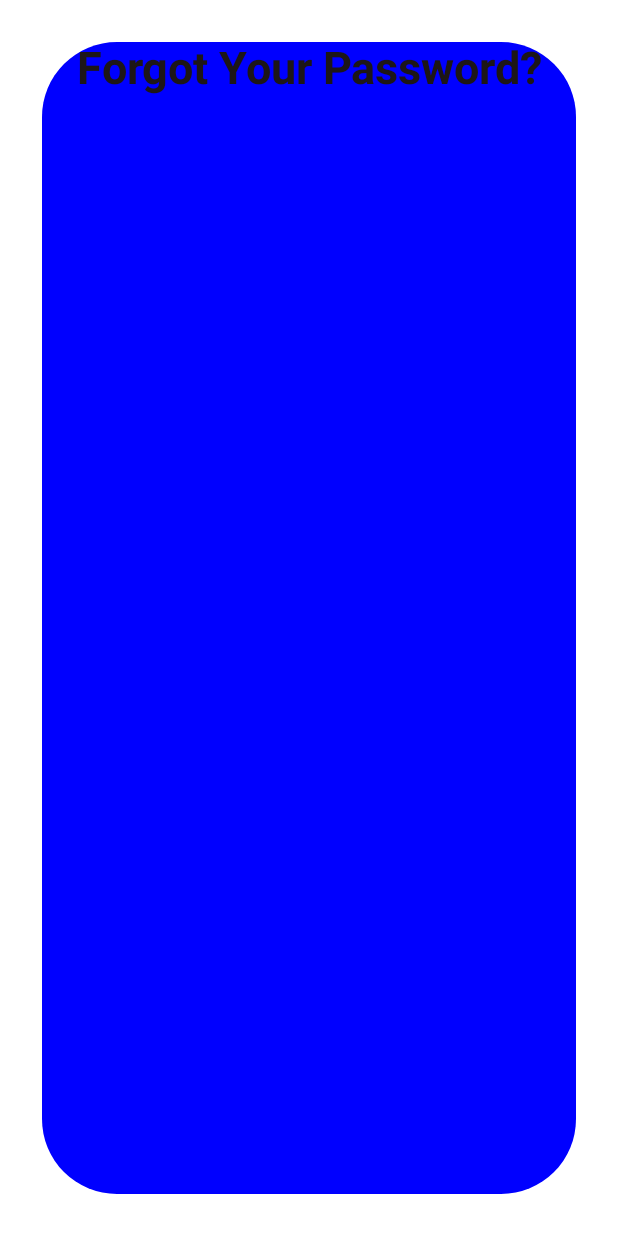
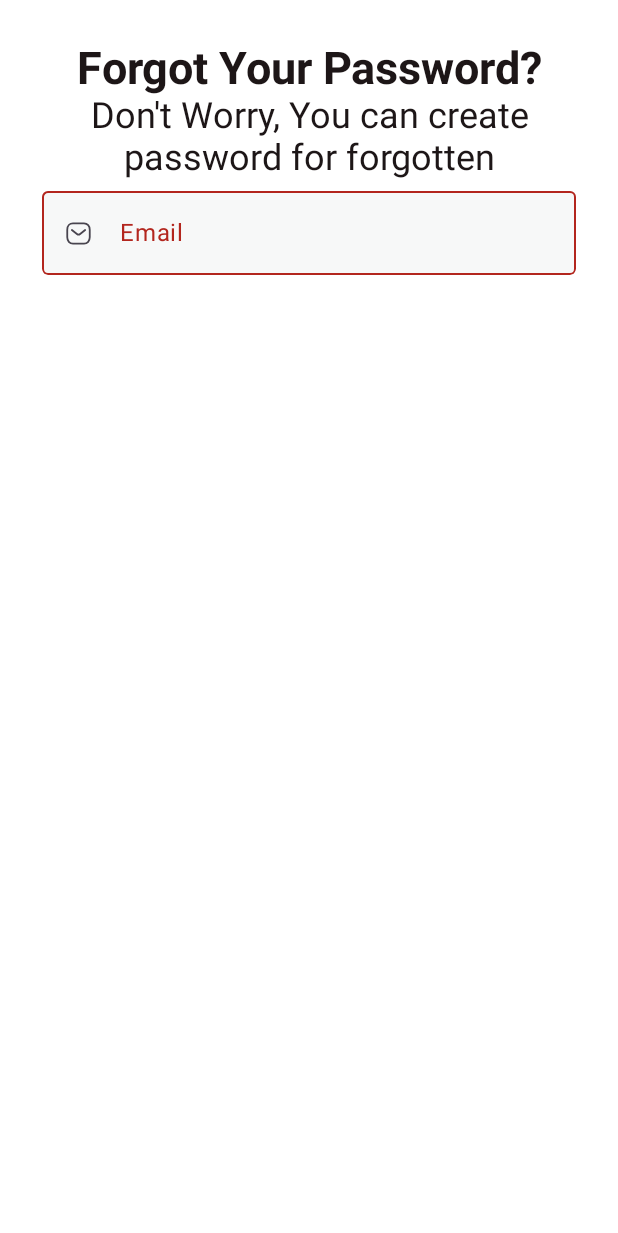
Before and after one commit to PriyanshuRaval/Dummy_Project, an Android app built with Jetpack Compose: the @Preview function ForgetPasswordScreenPreview, on a phone screen of 412 x 824 dp. Shown: the top 1233 px of the screen. Run offline under Robolectric (Android 15) with nearby library versions, the phone set to English and light mode, and no system bars; our stand-ins replace Firebase (no records; nobody signed in at launch, a user with empty details on screens opened directly).

Commit message:
Second Commit

```diff
--- a/app/src/main/java/com/example/mysplashscreen/Screens/ForgetPasswordScreen.kt
+++ b/app/src/main/java/com/example/mysplashscreen/Screens/ForgetPasswordScreen.kt
@@ -12,13 +12,18 @@ import androidx.compose.runtime.Composable
 import androidx.compose.ui.Alignment
 import androidx.compose.ui.Modifier
 import androidx.compose.ui.graphics.Color
+import androidx.compose.ui.res.painterResource
 import androidx.compose.ui.res.stringResource
 import androidx.compose.ui.tooling.preview.Preview
 import androidx.compose.ui.unit.dp
 import androidx.lifecycle.viewmodel.compose.viewModel
 import com.example.mysplashscreen.R
 import com.example.mysplashscreen.components.HeadingTextComponent
+import com.example.mysplashscreen.components.MyTextFieldComponent
+import com.example.mysplashscreen.components.NormalTextComponent
+import com.example.mysplashscreen.data.forget.ForgetUIEvent
 import com.example.mysplashscreen.data.forget.ForgetViewModel
+import com.example.mysplashscreen.data.login.LoginUIEvent
 
 @Composable
 fun ForgetPasswordScreen(forgetViewModel: ForgetViewModel = viewModel()){
@@ -27,18 +32,26 @@ fun ForgetPasswordScreen(forgetViewModel: ForgetViewModel = viewModel()){
         modifier = Modifier.fillMaxSize(),
         contentAlignment = Alignment.Center
     ) {
-        Surface(color = Color.Blue,
+        Surface(color = Color.White,
             modifier = Modifier
                 .fillMaxSize()
                 .background(Color.White)
-                .padding(28.dp),
-            shape = RoundedCornerShape(50.dp)
+                .padding(28.dp)
+                .align(Alignment.Center)
         ) {
-            Column(modifier = Modifier.fillMaxSize()){
+            Column(modifier = Modifier
+                .fillMaxSize()
+                .align(Alignment.Center)){
 
                 HeadingTextComponent(value = stringResource(id = R.string.forgot_password))
+                NormalTextComponent(value = stringResource(R.string.Forget_text))
 
-
+                MyTextFieldComponent(labelValue = stringResource(id = R.string.email), painterResource = painterResource(
+                    id = R.drawable.message), onTextSelected = {
+                    forgetViewModel.onEvent(ForgetUIEvent.EmailChanged(it))
+                },
+                    errorStatus = forgetViewModel.forgetUIState.value.emailError
+                )
             }
         }
     }
--- a/app/src/main/java/com/example/mysplashscreen/app/PostOfficeApp.kt
+++ b/app/src/main/java/com/example/mysplashscreen/app/PostOfficeApp.kt
@@ -6,6 +6,7 @@ import androidx.compose.material3.Surface
 import androidx.compose.runtime.Composable
 import androidx.compose.ui.Modifier
 import androidx.compose.ui.graphics.Color
+import com.example.mysplashscreen.Screens.ForgetPasswordScreen
 import com.example.mysplashscreen.Screens.HomeScreen
 import com.example.mysplashscreen.Screens.LoginScreen
 import com.example.mysplashscreen.Screens.SignUpScreen
@@ -35,6 +36,9 @@ fun PostOfficeApp(){
                 is Screen.HomeScreen -> {
                     HomeScreen()
                 }
+                is Screen.ForgetPasswordScreen -> {
+                    ForgetPasswordScreen()
+                }
             }
 
         }
--- a/app/src/main/java/com/example/mysplashscreen/navigation/PostOfficeAppRouter.kt
+++ b/app/src/main/java/com/example/mysplashscreen/navigation/PostOfficeAppRouter.kt
@@ -8,6 +8,7 @@ sealed class Screen(){
     object TermsAndConditionScreen : Screen()
     object LoginScreen : Screen()
     object HomeScreen : Screen()
+    object ForgetPasswordScreen : Screen()
 }
 
 object PostOfficeAppRouter {
--- a/app/src/main/res/values/strings.xml
+++ b/app/src/main/res/values/strings.xml
@@ -19,4 +19,5 @@
     <string name="login">Login</string>
     <string name="home">Home</string>
     <string name="logout">Logout</string>
+    <string name="Forget_text">Don\'t Worry, You can create password for forgotten</string>
 </resources>
```
Also changed, not shown: app/src/main/java/com/example/mysplashscreen/data/forget/ForgetViewModel.kt (+16 -2 lines).
